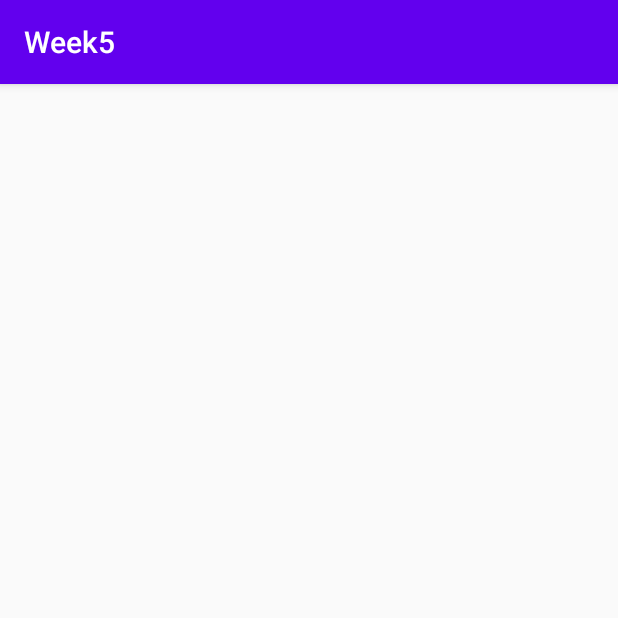
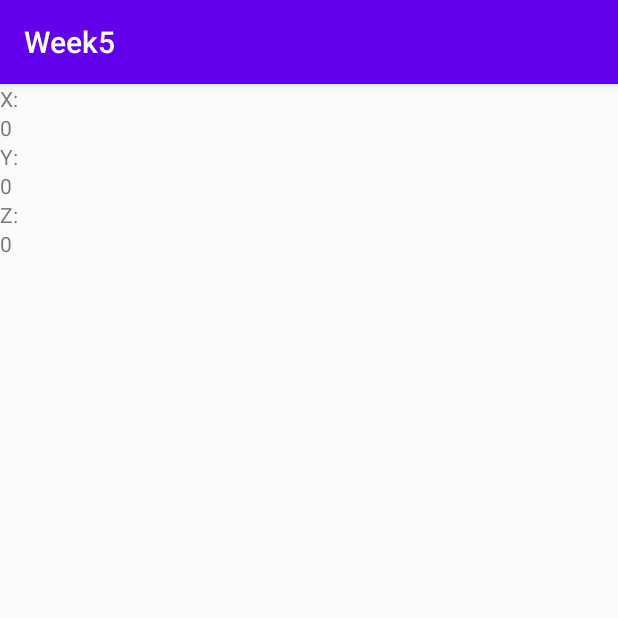
Before and after one commit to CahidTopkaraoglu/mobile-example-login, an Android app: the AccelerationSensor screen opened directly, with no data from a screen before it, on a phone screen of 412 x 824 dp, the top half of it. Run offline under Robolectric (Android 15) with nearby library versions, the phone set to English and light mode, and no system bars.

Commit message:
accelerometer kullanımı
accelerometer kullanımı

```diff
--- a/app/src/main/java/com/example/week5/SendEmail.java
+++ b/app/src/main/java/com/example/week5/SendEmail.java
@@ -59,7 +59,7 @@ public class SendEmail extends AppCompatActivity {
         accelerationSensor.setOnClickListener(new View.OnClickListener(){
             @Override
             public void onClick(View v) {
-                Intent userPreferences = new Intent(SendEmail.this, SensorAct.class);
+                Intent userPreferences = new Intent(SendEmail.this, AccelerationSensor.class);
                 startActivity(userPreferences);
             }
         });
--- a/app/src/main/res/layout/activity_acceleration_sensor.xml
+++ b/app/src/main/res/layout/activity_acceleration_sensor.xml
@@ -1,9 +1,42 @@
 <?xml version="1.0" encoding="utf-8"?>
-<androidx.constraintlayout.widget.ConstraintLayout xmlns:android="http://schemas.android.com/apk/res/android"
-    xmlns:app="http://schemas.android.com/apk/res-auto"
-    xmlns:tools="http://schemas.android.com/tools"
+<LinearLayout xmlns:android="http://schemas.android.com/apk/res/android"
+    android:layout_width="fill_parent"
+    android:layout_height="fill_parent"
+    android:orientation="vertical">
+
+    <TextView
+    android:id="@+id/x_label_textview"
     android:layout_width="match_parent"
-    android:layout_height="match_parent"
-    tools:context=".AccelerationSensor">
+    android:layout_height="wrap_content"
+    android:text="@string/x_label_string" />
 
-</androidx.constraintlayout.widget.ConstraintLayout>
+    <TextView
+        android:id="@+id/x_value_textview"
+        android:layout_width="match_parent"
+        android:layout_height="wrap_content"
+        android:text="@string/x_value_string" />
+
+    <TextView
+        android:id="@+id/y_label_textview"
+        android:layout_width="match_parent"
+        android:layout_height="wrap_content"
+        android:text="@string/y_label_string" />
+
+    <TextView
+        android:id="@+id/y_value_textview"
+        android:layout_width="match_parent"
+        android:layout_height="wrap_content"
+        android:text="@string/y_value_string" />
+
+    <TextView
+        android:id="@+id/z_label_textview"
+        android:layout_width="match_parent"
+        android:layout_height="wrap_content"
+        android:text="@string/z_label_string" />
+
+    <TextView
+        android:id="@+id/z_value_textview"
+        android:layout_width="match_parent"
+        android:layout_height="wrap_content"
+        android:text="@string/z_value_string" />
+</LinearLayout>
--- a/app/src/main/res/values/strings.xml
+++ b/app/src/main/res/values/strings.xml
@@ -55,4 +55,11 @@
     <string name="default_application_mode">Dark</string>
     <string name="default_language">English</string>
     <string name="default_gender">Male</string>
+
+    <string name="x_label_string">X:</string>
+    <string name="x_value_string">0</string>
+    <string name="y_label_string">Y:</string>
+    <string name="y_value_string">0</string>
+    <string name="z_label_string">Z:</string>
+    <string name="z_value_string">0</string>
 </resources>
```
Also changed, not shown: app/src/main/java/com/example/week5/AccelerationSensor.java (+25 -1 lines), app/src/main/java/com/example/week5/LoginScreen.java (+6 -4 lines).
